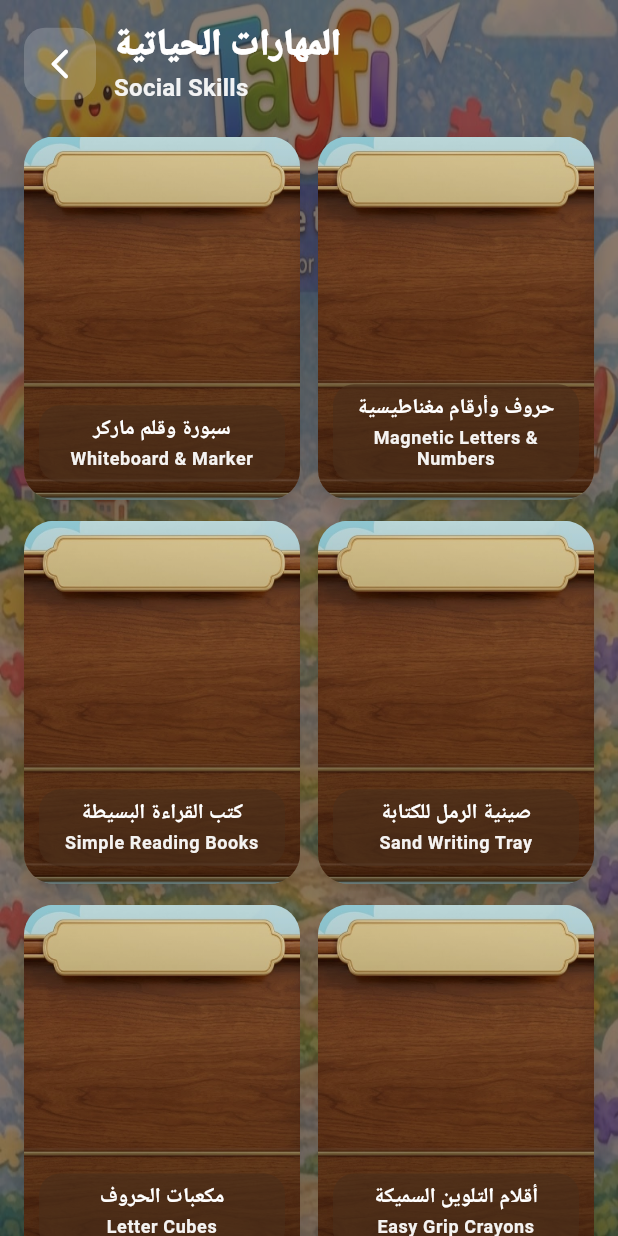
After one commit to ahmedgamal826/Tayfi-Freelance-App, a Flutter app: the screen it shows after launch, after a tap on "المهارات الحياتية", on a phone screen of 412 x 824 dp. The commit adds this screen. Run offline on Flutter 3.47's test engine with Material 3 defaults, Android fonts, the phone set to English and light mode, and no system bars.

Commit message:
design bag details screen.

```diff
--- /dev/null
+++ b/lib/views/bag_details_screen.dart
@@ -0,0 +1,239 @@
+import 'package:flutter/material.dart';
+
+class BagDetailsScreen extends StatelessWidget {
+  const BagDetailsScreen({
+    super.key,
+    required this.bagTitleArabic,
+    required this.bagTitleEnglish,
+  });
+
+  final String bagTitleArabic;
+  final String bagTitleEnglish;
+
+  static const List<_CardItem> _cardItems = [
+    _CardItem(
+      arabicTitle: 'سبورة وقلم ماركر',
+      englishTitle: 'Whiteboard & Marker',
+    ),
+    _CardItem(
+      arabicTitle: 'حروف وأرقام مغناطيسية',
+      englishTitle: 'Magnetic Letters & Numbers',
+    ),
+    _CardItem(
+      arabicTitle: 'كتب القراءة البسيطة',
+      englishTitle: 'Simple Reading Books',
+    ),
+    _CardItem(
+      arabicTitle: 'صينية الرمل للكتابة',
+      englishTitle: 'Sand Writing Tray',
+    ),
+    _CardItem(
+      arabicTitle: 'مكعبات الحروف',
+      englishTitle: 'Letter Cubes',
+    ),
+    _CardItem(
+      arabicTitle: 'أقلام التلوين السميكة',
+      englishTitle: 'Easy Grip Crayons',
+    ),
+    _CardItem(
+      arabicTitle: 'المقصات الآمنة',
+      englishTitle: 'Safety Scissors',
+    ),
+    _CardItem(
+      arabicTitle: 'لوحة التقويم',
+      englishTitle: 'Calendar Board',
+    ),
+  ];
+
+  @override
+  Widget build(BuildContext context) {
+    return Scaffold(
+      body: Stack(
+        fit: StackFit.expand,
+        children: [
+          Image.asset(
+            'assets/images/homeBackgroundImage.jpg',
+            fit: BoxFit.fill,
+          ),
+          Container(
+            color: const Color(0x993E2716),
+          ),
+          SafeArea(
+            child: Column(
+              children: [
+                Padding(
+                  padding: const EdgeInsets.fromLTRB(16, 14, 16, 8),
+                  child: Row(
+                    children: [
+                      Container(
+                        decoration: BoxDecoration(
+                          color: Colors.white.withValues(alpha: 0.18),
+                          borderRadius: BorderRadius.circular(14),
+                        ),
+                        child: IconButton(
+                          onPressed: () => Navigator.of(context).pop(),
+                          icon: const Icon(
+                            Icons.arrow_back_ios_new_rounded,
+                            color: Colors.white,
+                          ),
+                        ),
+                      ),
+                      const SizedBox(width: 12),
+                      Expanded(
+                        child: Column(
+                          crossAxisAlignment: CrossAxisAlignment.start,
+                          children: [
+                            Directionality(
+                              textDirection: TextDirection.rtl,
+                              child: Text(
+                                bagTitleArabic,
+                                style: Theme.of(context)
+                                    .textTheme
+                                    .headlineSmall
+                                    ?.copyWith(
+                                      color: Colors.white,
+                                      fontWeight: FontWeight.w900,
+                                    ),
+                              ),
+                            ),
+                            Text(
+                              bagTitleEnglish,
+                              style: Theme.of(context).textTheme.titleMedium
+                                  ?.copyWith(
+                                    color: Colors.white.withValues(alpha: 0.92),
+                                    fontWeight: FontWeight.w600,
+                                  ),
+                            ),
+                          ],
+                        ),
+                      ),
+                    ],
+                  ),
+                ),
+                Expanded(
+                  child: GridView.builder(
+                    padding: const EdgeInsets.fromLTRB(16, 12, 16, 24),
+                    itemCount: _cardItems.length,
+                    gridDelegate:
+                        const SliverGridDelegateWithFixedCrossAxisCount(
+                      crossAxisCount: 2,
+                      crossAxisSpacing: 12,
+                      mainAxisSpacing: 14,
+                      childAspectRatio: 0.76,
+                    ),
+                    itemBuilder: (context, index) {
+                      return _LearningCard(item: _cardItems[index]);
+                    },
+                  ),
+                ),
+              ],
+            ),
+          ),
+        ],
+      ),
+    );
+  }
+}
+
+class _CardItem {
+  const _CardItem({
+    required this.arabicTitle,
+    required this.englishTitle,
+  });
+
+  final String arabicTitle;
+  final String englishTitle;
+}
+
+class _LearningCard extends StatelessWidget {
+  const _LearningCard({required this.item});
+
+  final _CardItem item;
+
+  @override
+  Widget build(BuildContext context) {
+    return Container(
+      decoration: BoxDecoration(
+        borderRadius: BorderRadius.circular(20),
+        boxShadow: const [
+          BoxShadow(
+            color: Color(0x33000000),
+            blurRadius: 14,
+            offset: Offset(0, 8),
+          ),
+        ],
+      ),
+      child: Stack(
+        children: [
+          Positioned.fill(
+            child: ClipRRect(
+              borderRadius: BorderRadius.circular(20),
+              child: Image.asset(
+                'assets/images/cardImage.jpg',
+                fit: BoxFit.cover,
+              ),
+            ),
+          ),
+          Positioned.fill(
+            child: DecoratedBox(
+              decoration: BoxDecoration(
+                borderRadius: BorderRadius.circular(20),
+                gradient: LinearGradient(
+                  colors: [
+                    Colors.black.withValues(alpha: 0.05),
+                    Colors.black.withValues(alpha: 0.45),
+                  ],
+                  begin: Alignment.topCenter,
+                  end: Alignment.bottomCenter,
+                ),
+              ),
+            ),
+          ),
+          Positioned(
+            left: 10,
+            right: 10,
+            bottom: 12,
+            child: Container(
+              padding: const EdgeInsets.symmetric(horizontal: 10, vertical: 8),
+              decoration: BoxDecoration(
+                color: const Color(0xA34A2E1A),
+                borderRadius: BorderRadius.circular(14),
+              ),
+              child: Column(
+                mainAxisSize: MainAxisSize.min,
+                children: [
+                  Directionality(
+                    textDirection: TextDirection.rtl,
+                    child: Text(
+                      item.arabicTitle,
+                      textAlign: TextAlign.center,
+                      maxLines: 2,
+                      overflow: TextOverflow.ellipsis,
+                      style: Theme.of(context).textTheme.titleSmall?.copyWith(
+                            color: Colors.white,
+                            fontWeight: FontWeight.w800,
+                            height: 1.15,
+                          ),
+                    ),
+                  ),
+                  const SizedBox(height: 4),
+                  Text(
+                    item.englishTitle,
+                    textAlign: TextAlign.center,
+                    maxLines: 2,
+                    overflow: TextOverflow.ellipsis,
+                    style: Theme.of(context).textTheme.bodySmall?.copyWith(
+                          color: Colors.white.withValues(alpha: 0.94),
+                          fontWeight: FontWeight.w600,
+                          height: 1.15,
+                        ),
+                  ),
+                ],
+              ),
+            ),
+          ),
+        ],
+      ),
+    );
+  }
+}
--- a/lib/views/home_screen.dart
+++ b/lib/views/home_screen.dart
@@ -1,38 +1,39 @@
 import 'package:flutter/material.dart';
+import 'package:tayfi/views/bag_details_screen.dart';
 
 class HomeScreen extends StatelessWidget {
   const HomeScreen({super.key});
 
-  static const List<_BagItem> _bagItems = [
-    _BagItem(
+  static const List<BagItem> _bagItems = [
+    BagItem(
       arabicTitle: 'المهارات الحياتية',
       englishTitle: 'Social Skills',
     ),
-    _BagItem(
+    BagItem(
       arabicTitle: 'التواصل البصري',
       englishTitle: 'Visual Communication',
     ),
-    _BagItem(
+    BagItem(
       arabicTitle: 'التفاعل الاجتماعي',
       englishTitle: 'Social Interaction',
     ),
-    _BagItem(
+    BagItem(
       arabicTitle: 'تعديل السلوك',
       englishTitle: 'Behavior Development',
     ),
-    _BagItem(
+    BagItem(
       arabicTitle: 'التواصل السمعي',
       englishTitle: 'Auditory Communication',
     ),
-    _BagItem(
+    BagItem(
       arabicTitle: 'الأمان',
       englishTitle: 'Safety',
     ),
-    _BagItem(
+    BagItem(
       arabicTitle: 'تنمية المهارات المعرفية',
       englishTitle: 'Cognitive Skills Development',
     ),
-    _BagItem(
+    BagItem(
       arabicTitle: 'التعلم الأكاديمي',
       englishTitle: 'Academic Learning',
     ),
@@ -65,9 +66,20 @@ class HomeScreen extends StatelessWidget {
                       childAspectRatio: 0.9,
                     ),
                     itemBuilder: (context, index) {
+                      final item = _bagItems[index];
                       return _BagCard(
                         imagePath: 'assets/images/bagImage.png',
-                        item: _bagItems[index],
+                        item: item,
+                        onTap: () {
+                          Navigator.of(context).push(
+                            MaterialPageRoute<void>(
+                              builder: (_) => BagDetailsScreen(
+                                bagTitleArabic: item.arabicTitle,
+                                bagTitleEnglish: item.englishTitle,
+                              ),
+                            ),
+                          );
+                        },
                       );
                     },
                   ),
@@ -81,8 +93,8 @@ class HomeScreen extends StatelessWidget {
   }
 }
 
-class _BagItem {
-  const _BagItem({
+class BagItem {
+  const BagItem({
     required this.arabicTitle,
     required this.englishTitle,
   });
@@ -95,14 +107,21 @@ class _BagCard extends StatelessWidget {
   const _BagCard({
     required this.imagePath,
     required this.item,
+    required this.onTap,
   });
 
   final String imagePath;
-  final _BagItem item;
+  final BagItem item;
+  final VoidCallback onTap;
 
   @override
   Widget build(BuildContext context) {
-    return Container(
+    return Material(
+      color: Colors.transparent,
+      child: InkWell(
+        borderRadius: BorderRadius.circular(26),
+        onTap: onTap,
+        child: Container(
           decoration: BoxDecoration(
             borderRadius: BorderRadius.circular(26),
             boxShadow: const [
@@ -177,6 +196,8 @@ class _BagCard extends StatelessWidget {
               ),
             ],
           ),
+        ),
+      ),
     );
   }
 }
```
Lines whose indentation alone changed are shown as unchanged.
